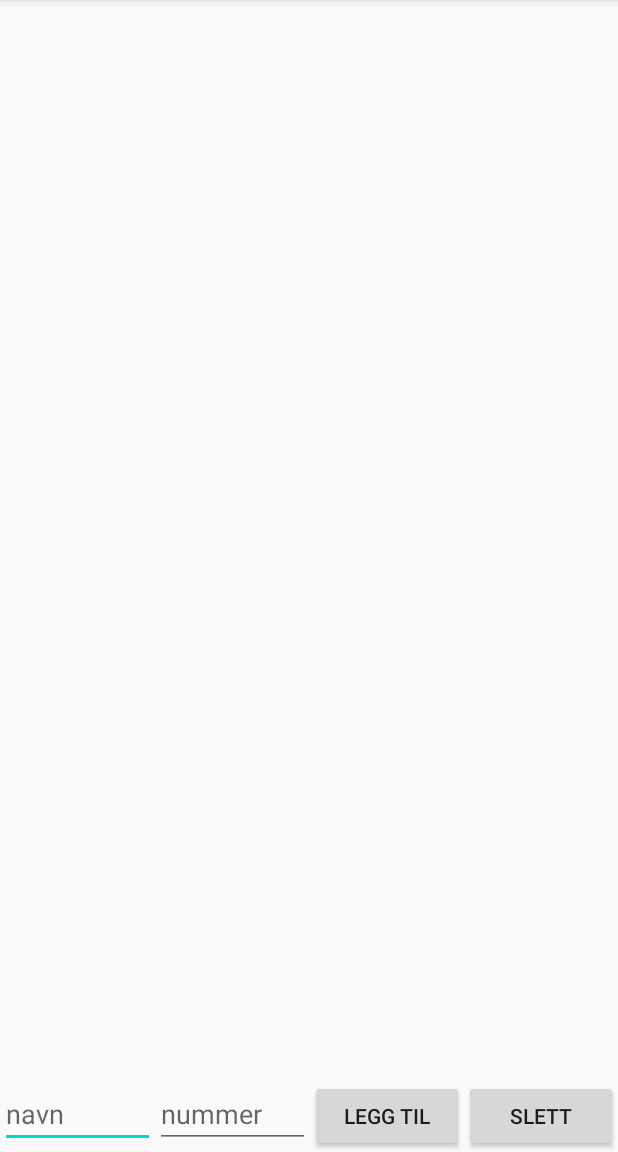
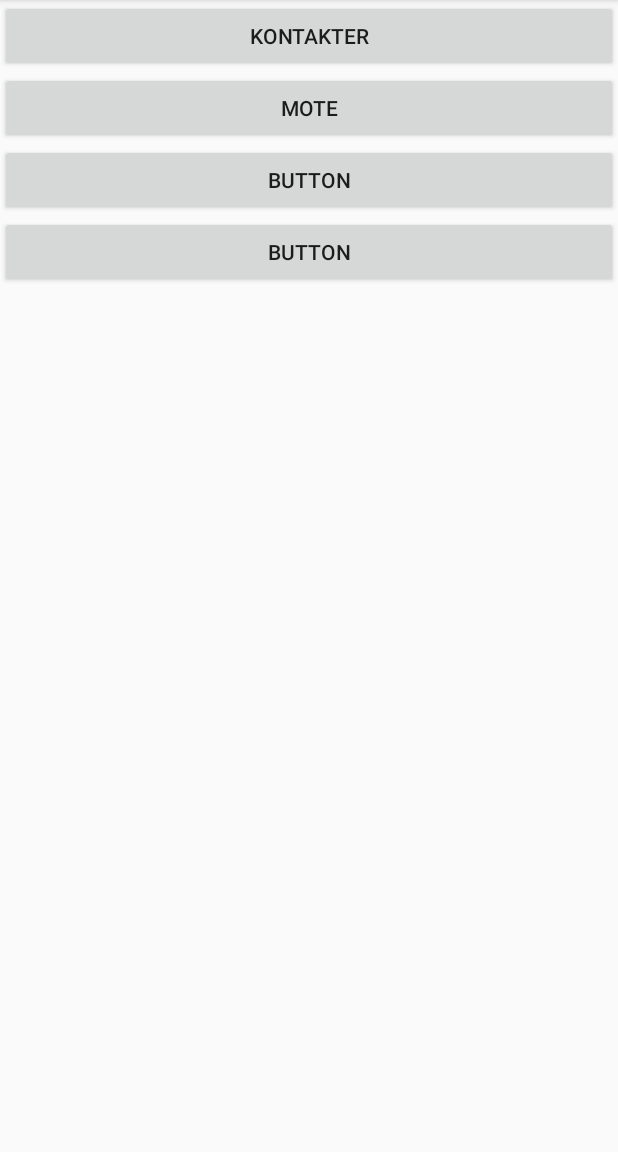
Before and after one commit to Hajhain10/Mappe2, an Android app: the screen it shows after launch (MainActivity), on a phone screen of 412 x 824 dp, the part 84-1236 px from its top. Run offline under Robolectric (Android 15) with nearby library versions, the phone set to English and light mode, and no system bars.

Commit message:
kontakt siden +

```diff
--- a/app/src/main/AndroidManifest.xml
+++ b/app/src/main/AndroidManifest.xml
@@ -16,6 +16,10 @@
                 <category android:name="android.intent.category.LAUNCHER" />
             </intent-filter>
         </activity>
+        <activity android:name=".kontakter" android:parentActivityName=".MainActivity"></activity>
+        <activity android:name=".moter" android:parentActivityName=".MainActivity"></activity>
+        <activity android:name=".visPersoner" android:parentActivityName=".moter"></activity>
+
     </application>
 
 </manifest>
--- a/app/src/main/java/com/example/databaser/MainActivity.java
+++ b/app/src/main/java/com/example/databaser/MainActivity.java
@@ -3,6 +3,7 @@ package com.example.databaser;
 import androidx.appcompat.app.AppCompatActivity;
 
 import android.app.Service;
+import android.content.Intent;
 import android.database.sqlite.SQLiteDatabase;
 import android.os.Bundle;
 import android.os.Handler;
@@ -26,58 +27,22 @@ public class MainActivity extends AppCompatActivity {
     TextView utskrift;
     DBHandler db;
     ListView lv;
+
     @Override
     protected void onCreate(Bundle savedInstanceState) {
         super.onCreate(savedInstanceState);
         setContentView(R.layout.activity_main);
 
-        navninn = (EditText) findViewById(R.id.navn);
-        telefoninn = (EditText) findViewById(R.id.nummer);
-        //idinn = (EditText) findViewById(R.id.min_id);
-       // utskrift = (TextView) findViewById(R.id.utskrift);
-        db = new DBHandler(this);
-        lv = (ListView)findViewById(R.id.liste);
-       List<String> liste = visAlle();
-        final ArrayAdapter<String> adapter = new ArrayAdapter<String>(this,android.R.layout.simple_list_item_1,liste);
-        lv.setAdapter(adapter);
-        lv.setOnItemClickListener(new AdapterView.OnItemClickListener() {
-            @Override
-            public void onItemClick(AdapterView<?> adapterView, View view, int i, long l) {
-                //Kontakt data = adapter.getItem(i);
-                String trakk = adapter.getItem(i);
-                String[]lb=trakk.split(" ");
-                Kontakt data = db.finnKontakt(lb[lb.length-1]);
-                System.out.println("du trakk på "+data.getNavn() + " tl: " + data.getTelefon());
+    }
 
-            }
-        });
+    public void tilkontakter(View view) {
+        Intent i = new Intent(this,kontakter.class);
+        startActivity(i);
 
     }
-    public void leggtil(View V){
-        Kontakt kontakt= new Kontakt(navninn.getText().toString(), telefoninn.getText().toString());
-        db.leggTilKontakter(kontakt);
-        Log.d("Legg inn: ", "legger til kontakter");
-        recreate();
-    }
-    public ArrayList<String> visAlle(){
-        String tekst = "";
-        List<Kontakt> kontakter = db.finnAlleKontakter();
-        ArrayList<String> navn_Og_tlf = new ArrayList<>();
-        for (Kontakt kontakt: kontakter) {
-            navn_Og_tlf.add(kontakt.navn+"\n "+kontakt.getTelefon());
-        }
-        return navn_Og_tlf;
-    }
-    public void slett(View V){
-       Long kontaktid = (Long.parseLong(telefoninn.getText().toString()));
-       db.slettKontakt(kontaktid.toString());
-       recreate();
-    }
-    public void oppdater(View V){
-        Kontakt kontakt = new Kontakt();
-        kontakt.setNavn(navninn.getText().toString());
-        kontakt.setTelefon(telefoninn.getText().toString());
-        //kontakt.setId(Long.parseLong(idinn.getText().toString()));
-        db.oppdaterKontakt(kontakt);
+
+    public void tilmote(View view) {
+        Intent i = new Intent(this,moter.class);
+        startActivity(i);
     }
 }
--- a/app/src/main/res/layout/activity_main.xml
+++ b/app/src/main/res/layout/activity_main.xml
@@ -4,46 +4,30 @@
     android:layout_width="match_parent"
     android:layout_height="match_parent"
     android:orientation="vertical">
-    <ListView android:id="@+id/liste"
-        android:layout_width="match_parent"
-        android:layout_height="match_parent"
-        android:layout_weight="1"
-        />
-    <LinearLayout
+
+    <Button
+        android:id="@+id/kontakter"
         android:layout_width="match_parent"
         android:layout_height="wrap_content"
-        android:orientation="horizontal"
-        >
-        <EditText
-            android:layout_width="match_parent"
-            android:layout_height="wrap_content"
-            android:layout_weight="3"
-            android:hint="navn"
-            android:id="@+id/navn"
+        android:text="kontakter"
+        android:onClick="tilkontakter"/>
 
-            >
-        </EditText>
-        <EditText
-            android:id="@+id/nummer"
-            android:layout_width="match_parent"
-            android:layout_height="wrap_content"
-            android:layout_weight="3"
-            android:ems="10"
-            android:inputType="number"
-            android:hint="nummer"/>
-        <Button
-            android:layout_width="match_parent"
-            android:layout_height="wrap_content"
-            android:layout_weight="3"
-            android:text="Legg til"
-            android:onClick="leggtil"/>
-        <Button
-            android:layout_width="match_parent"
-            android:layout_height="wrap_content"
-            android:layout_weight="3"
-            android:text="slett"
-            android:onClick="slett"/>
-    </LinearLayout>
+    <Button
+        android:id="@+id/mote"
+        android:layout_width="match_parent"
+        android:layout_height="wrap_content"
+        android:text="mote"
+        android:onClick="tilmote"/>
 
+    <Button
+        android:id="@+id/button3"
+        android:layout_width="match_parent"
+        android:layout_height="wrap_content"
+        android:text="Button" />
 
+    <Button
+        android:id="@+id/button4"
+        android:layout_width="match_parent"
+        android:layout_height="wrap_content"
+        android:text="Button" />
 </LinearLayout>
```
Also changed, not shown: app/src/main/java/com/example/databaser/DBHandler.java (+10 -1 lines), app/src/main/java/com/example/databaser/DBHandler2.java (+48 -53 lines), app/src/main/java/com/example/databaser/Mote.java (+24 -9 lines).
